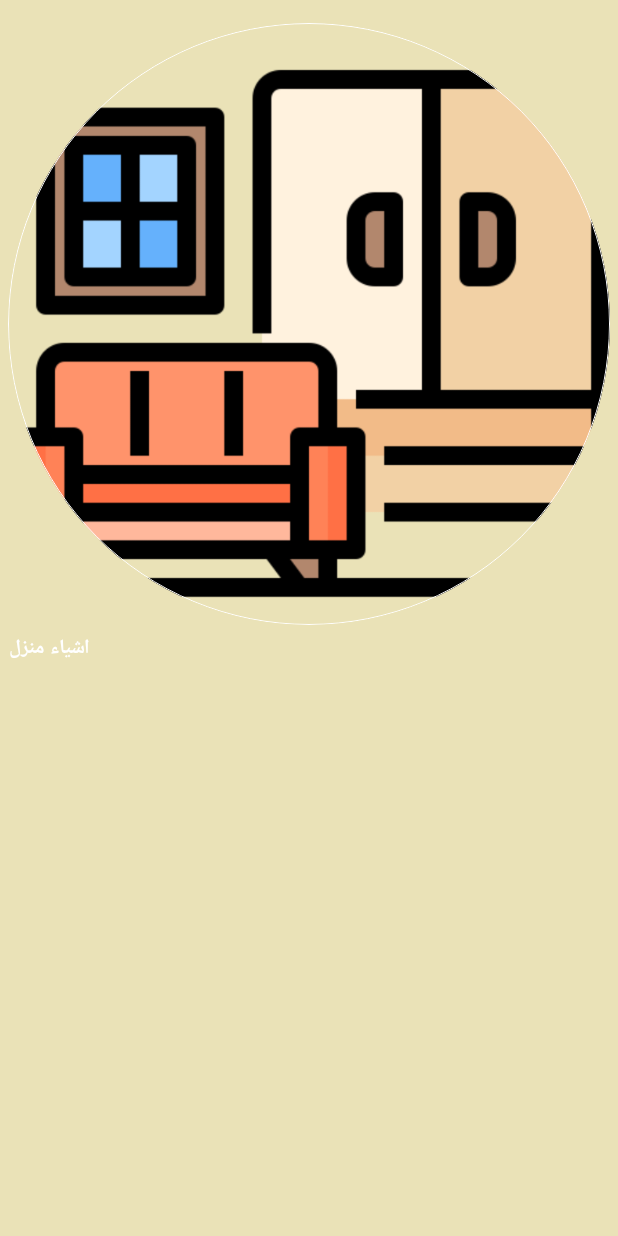
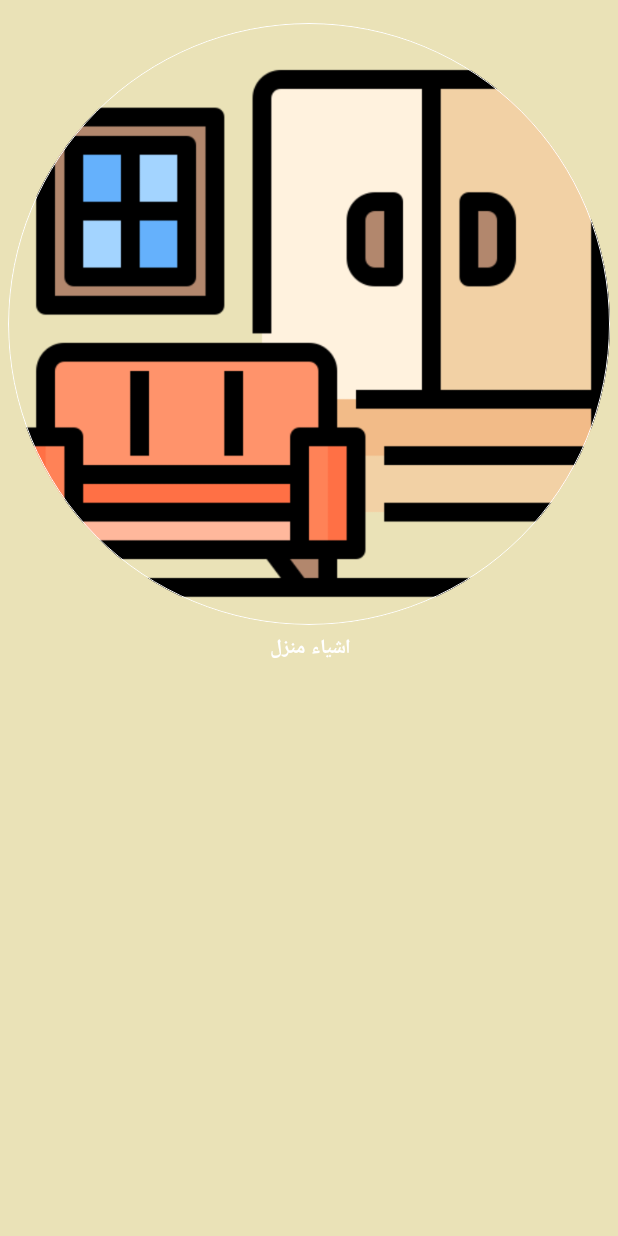
Before and after one commit to sina-ashtari/Dowr_Plus, an Android app built with Jetpack Compose: the composable CategoriesView called with sample values from the repository, on a phone screen of 412 x 824 dp. Run offline under Robolectric (Android 15) with nearby library versions, the phone set to English and light mode, and no system bars; 1 statement that could not run was skipped.

Commit message:
Fixed OverLapping issue In Categories Word

```diff
--- a/app/src/main/java/xyz/sina/dowr/in_game_settings/presentation/CategoriesView.kt
+++ b/app/src/main/java/xyz/sina/dowr/in_game_settings/presentation/CategoriesView.kt
@@ -6,6 +6,7 @@ import androidx.compose.foundation.border
 import androidx.compose.foundation.clickable
 import androidx.compose.foundation.layout.Column
 import androidx.compose.foundation.layout.aspectRatio
+import androidx.compose.foundation.layout.fillMaxWidth
 import androidx.compose.foundation.layout.padding
 import androidx.compose.foundation.layout.size
 import androidx.compose.foundation.shape.CircleShape
@@ -47,7 +48,7 @@ fun CategoriesView(wordCategories: WordCategories, position : Int ,onItemClick:
             contentDescription = null
         )
         Text(
-            modifier = Modifier.padding(top = 5.dp),
+            modifier = Modifier.fillMaxWidth().padding(top = 5.dp),
             text = wordCategories.name,
             color = if (wordCategories.isSelected.value) Color.Red else Color.White,
             fontSize = 13.sp,
```
